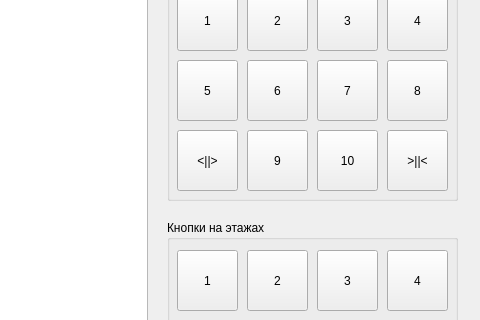
The window that oop/oop3/mainwindow.ui (ansushina/sem4) describes before a commit, drawn with Qt 5; both pictures show x 483 to 963 and y 107 to 427 of the 963 by 625 pixel window.
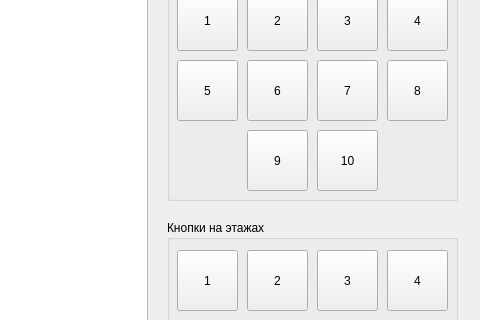
The same window after the commit.

```diff
--- a/oop/oop3/mainwindow.ui
+++ b/oop/oop3/mainwindow.ui
@@ -166,32 +166,6 @@
       <string>10</string>
      </property>
     </widget>
-    <widget class="QPushButton" name="open_but">
-     <property name="geometry">
-      <rect>
-       <x>10</x>
-       <y>170</y>
-       <width>61</width>
-       <height>61</height>
-      </rect>
-     </property>
-     <property name="text">
-      <string>&lt;||&gt;</string>
-     </property>
-    </widget>
-    <widget class="QPushButton" name="close_but">
-     <property name="geometry">
-      <rect>
-       <x>220</x>
-       <y>170</y>
-       <width>61</width>
-       <height>61</height>
-      </rect>
-     </property>
-     <property name="text">
-      <string>&gt;||&lt;</string>
-     </property>
-    </widget>
    </widget>
    <widget class="QGroupBox" name="groupBox_2">
     <property name="geometry">
```
